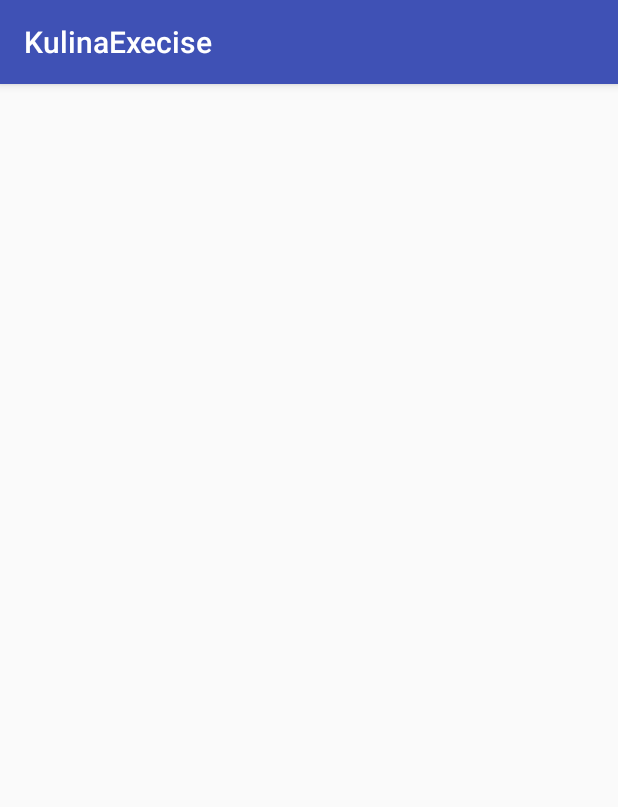
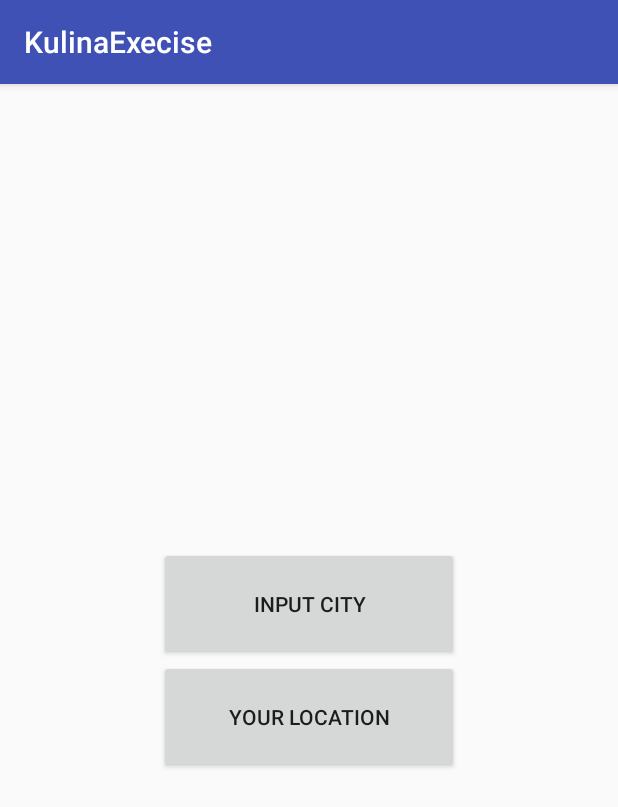
Before and after one commit to dcesartista/WeatherKulina, an Android app: the fragment MainActivityFragment shown on its own in the app's theme, on a phone screen of 412 x 824 dp. Shown: the top 807 px of the screen. Run offline under Robolectric (Android 15) with nearby library versions, the phone set to English and light mode, and no system bars.

Commit message:
add method for fetch data from OpenWeatherMap API in MainActivityFragment and some UI to test it

```diff
--- /dev/null
+++ b/app/src/main/java/id/kulina/exercise/kulinaexecise/Activity/Fragment_Main/MainActivityFragment.java
@@ -0,0 +1,99 @@
+package id.kulina.exercise.kulinaexecise.Activity.Fragment_Main;
+
+import android.content.Context;
+import android.content.pm.PackageManager;
+import android.location.Location;
+import android.location.LocationManager;
+import android.os.Bundle;
+import android.support.v4.app.ActivityCompat;
+import android.support.v4.app.Fragment;
+import android.support.v4.content.ContextCompat;
+import android.util.Log;
+import android.view.LayoutInflater;
+import android.view.View;
+import android.view.ViewGroup;
+import android.widget.Button;
+
+import java.util.HashMap;
+import java.util.Map;
+
+import id.kulina.exercise.kulinaexecise.API.GetWeatherAPI;
+import id.kulina.exercise.kulinaexecise.App;
+import id.kulina.exercise.kulinaexecise.POJO.Forecasts;
+import id.kulina.exercise.kulinaexecise.R;
+import retrofit2.Call;
+import retrofit2.Callback;
+import retrofit2.Response;
+
+/**
+ * A placeholder fragment containing a simple view.
+ */
+public class MainActivityFragment extends Fragment implements View.OnClickListener {
+    private static final String TAG = MainActivityFragment.class.getSimpleName();
+
+    private View rootView;
+    private Button inputCity, currentLoc;
+
+    public MainActivityFragment() {
+    }
+
+    @Override
+    public View onCreateView(LayoutInflater inflater, ViewGroup container,
+                             Bundle savedInstanceState) {
+        rootView = inflater.inflate(R.layout.fragment_main, container, false);
+        initUIComponent();
+
+        return rootView;
+    }
+
+    private void initUIComponent(){
+        inputCity = (Button) rootView.findViewById(R.id.btn_input_city);
+        currentLoc = (Button) rootView.findViewById(R.id.btn_current_loc);
+        currentLoc.setOnClickListener(this);
+    }
+
+    @Override
+    public void onClick(View v) {
+        switch (v.getId()){
+            case (R.id.btn_input_city):
+                break;
+            case (R.id.btn_current_loc):
+                if (ContextCompat.checkSelfPermission(getContext(), android.Manifest.permission.ACCESS_COARSE_LOCATION ) != PackageManager.PERMISSION_GRANTED ) {
+
+                    ActivityCompat.requestPermissions(getActivity(), new String[] {android.Manifest.permission.ACCESS_COARSE_LOCATION  },
+                                                      App.MY_PERMISSION_ACCESS_COURSE_LOCATION );
+                }
+
+                LocationManager lm = (LocationManager)getContext().getSystemService(Context.LOCATION_SERVICE);
+                Location location = lm.getLastKnownLocation(LocationManager.GPS_PROVIDER);
+                double longitude = location.getLongitude();
+                double latitude = location.getLatitude();
+                getForecast(latitude,longitude);
+                break;
+        }
+    }
+
+    private void getForecast(double lat, double lon){
+        Map<String,String> params= new HashMap<>();
+        params.put("lat",String.valueOf(lat));
+        params.put("lon",String.valueOf(lon));
+        params.put("cnt",String.valueOf(App.NUM_OF_DAYS_FETCHED));
+        params.put("mode",App.MODE);
+        params.put("units",App.UNITS);
+        params.put("appid",App.APPID);
+
+        GetWeatherAPI getWeatherAPI= GetWeatherAPI.retrofit.create(GetWeatherAPI.class);
+        Call<Forecasts> call = getWeatherAPI.forecasts(params);
+        call.enqueue(new Callback<Forecasts>() {
+            @Override
+            public void onResponse(Call<Forecasts> call, Response<Forecasts> response) {
+                Forecasts forecasts = response.body();
+            }
+
+            @Override
+            public void onFailure(Call<Forecasts> call, Throwable t) {
+                Log.v(TAG, t.toString());
+            }
+        });
+    }
+}
--- a/app/src/main/java/id/kulina/exercise/kulinaexecise/MainActivity.java
+++ b/app/src/main/java/id/kulina/exercise/kulinaexecise/Activity/MainActivity.java
@@ -1,9 +1,12 @@
-package id.kulina.exercise.kulinaexecise;
+package id.kulina.exercise.kulinaexecise.Activity;
 
 import android.os.Bundle;
 import android.support.v7.widget.Toolbar;
 import android.view.Menu;
 import android.view.MenuItem;
+
+import id.kulina.exercise.kulinaexecise.BaseActivity;
+import id.kulina.exercise.kulinaexecise.R;
 
 public class MainActivity extends BaseActivity {
 
@@ -37,4 +40,5 @@ public class MainActivity extends BaseActivity {
 
         return super.onOptionsItemSelected(item);
     }
+
 }
--- a/app/src/main/java/id/kulina/exercise/kulinaexecise/App.java
+++ b/app/src/main/java/id/kulina/exercise/kulinaexecise/App.java
@@ -8,6 +8,12 @@ import uk.co.chrisjenx.calligraphy.CalligraphyConfig;
  * Created by ACER on 9/6/2016.
  */
 public class App extends Application {
+    public static final int MY_PERMISSION_ACCESS_COURSE_LOCATION = 0;
+    public static final String APPID = "b7b035032f6b6442eb374d5735df644c";
+    public static final int NUM_OF_DAYS_FETCHED = 1;
+    public static final String MODE = "json";
+    public static final String UNITS = "metric";
+
     @Override
     public void onCreate() {
         super.onCreate();
--- a/app/src/main/java/id/kulina/exercise/kulinaexecise/MainActivityFragment.java
+++ /dev/null
@@ -1,22 +0,0 @@
-package id.kulina.exercise.kulinaexecise;
-
-import android.support.v4.app.Fragment;
-import android.os.Bundle;
-import android.view.LayoutInflater;
-import android.view.View;
-import android.view.ViewGroup;
-
-/**
- * A placeholder fragment containing a simple view.
- */
-public class MainActivityFragment extends Fragment {
-
-    public MainActivityFragment() {
-    }
-
-    @Override
-    public View onCreateView(LayoutInflater inflater, ViewGroup container,
-                             Bundle savedInstanceState) {
-        return inflater.inflate(R.layout.fragment_main, container, false);
-    }
-}
--- a/app/src/main/res/layout/activity_main.xml
+++ b/app/src/main/res/layout/activity_main.xml
@@ -6,7 +6,7 @@
 	android:layout_width="match_parent"
 	android:layout_height="match_parent"
 	android:fitsSystemWindows="true"
-	tools:context="id.kulina.exercise.kulinaexecise.MainActivity">
+	tools:context=".Activity.MainActivity">
 
 	<android.support.design.widget.AppBarLayout
 		android:layout_width="match_parent"
@@ -23,7 +23,7 @@
 	</android.support.design.widget.AppBarLayout>
 
 	<fragment android:id="@+id/fragment"
-		android:name="id.kulina.exercise.kulinaexecise.MainActivityFragment"
+		android:name="id.kulina.exercise.kulinaexecise.Activity.Fragment_Main.MainActivityFragment"
 		xmlns:android="http://schemas.android.com/apk/res/android"
 		xmlns:app="http://schemas.android.com/apk/res-auto"
 		xmlns:tools="http://schemas.android.com/tools"
--- a/app/src/main/res/layout/fragment_main.xml
+++ b/app/src/main/res/layout/fragment_main.xml
@@ -1,14 +1,25 @@
-<RelativeLayout xmlns:android="http://schemas.android.com/apk/res/android"
+<FrameLayout xmlns:android="http://schemas.android.com/apk/res/android"
 	xmlns:tools="http://schemas.android.com/tools"
 	android:layout_width="match_parent"
 	android:layout_height="match_parent"
-	android:paddingBottom="@dimen/activity_vertical_margin"
-	android:paddingLeft="@dimen/activity_horizontal_margin"
-	android:paddingRight="@dimen/activity_horizontal_margin"
-	android:paddingTop="@dimen/activity_vertical_margin"
-	tools:context="id.kulina.exercise.kulinaexecise.MainActivityFragment"
+	tools:context=".Activity.Fragment_Main.MainActivityFragment"
 	tools:showIn="@layout/activity_main">
 
+	<RelativeLayout
+		android:layout_width="wrap_content"
+		android:layout_height="wrap_content"
+		android:layout_gravity="center">
+		<Button
+			android:id="@+id/btn_input_city"
+			android:layout_width="200dp"
+			android:layout_height="75dp"
+			android:text="INPUT CITY"/>
+		<Button
+			android:id="@+id/btn_current_loc"
+			android:layout_below="@id/btn_input_city"
+			android:layout_width="200dp"
+			android:layout_height="75dp"
+			android:text="YOUR LOCATION"/>
+	</RelativeLayout>
 
-
-</RelativeLayout>
+</FrameLayout>
--- a/app/src/main/res/menu/menu_main.xml
+++ b/app/src/main/res/menu/menu_main.xml
@@ -1,7 +1,7 @@
 <menu xmlns:android="http://schemas.android.com/apk/res/android"
 	xmlns:app="http://schemas.android.com/apk/res-auto"
 	xmlns:tools="http://schemas.android.com/tools"
-	tools:context="id.kulina.exercise.kulinaexecise.MainActivity">
+	tools:context=".Activity.MainActivity">
 	<item android:id="@+id/action_settings"
 		android:orderInCategory="100"
 		android:title="@string/action_settings"
```
Also changed, not shown: app/src/main/AndroidManifest.xml (+4 -3 lines).
